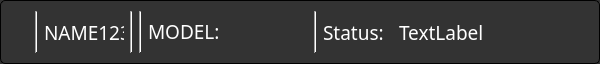
Qt form multibench/widgets/groupwidgetstatus.ui (IlyaZh/Maiman-MCBS) before a commit.
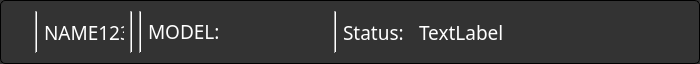
The same form after that commit.

Commit message: фикс дизайна статуса группы

What changed in the file:
```diff
--- a/multibench/widgets/groupwidgetstatus.ui
+++ b/multibench/widgets/groupwidgetstatus.ui
@@ -6,19 +6,19 @@
    <rect>
     <x>0</x>
     <y>0</y>
-    <width>600</width>
+    <width>700</width>
     <height>64</height>
    </rect>
   </property>
   <property name="sizePolicy">
-   <sizepolicy hsizetype="Minimum" vsizetype="Minimum">
+   <sizepolicy hsizetype="Maximum" vsizetype="Fixed">
     <horstretch>0</horstretch>
     <verstretch>0</verstretch>
    </sizepolicy>
   </property>
   <property name="maximumSize">
    <size>
-    <width>600</width>
+    <width>1000</width>
     <height>16777215</height>
    </size>
   </property>
@@ -120,14 +120,20 @@
    <item>
     <widget class="QLabel" name="modelLabel">
      <property name="sizePolicy">
-      <sizepolicy hsizetype="MinimumExpanding" vsizetype="Fixed">
+      <sizepolicy hsizetype="Fixed" vsizetype="Fixed">
        <horstretch>0</horstretch>
        <verstretch>0</verstretch>
       </sizepolicy>
      </property>
+     <property name="minimumSize">
+      <size>
+       <width>180</width>
+       <height>0</height>
+      </size>
+     </property>
      <property name="maximumSize">
       <size>
-       <width>160</width>
+       <width>180</width>
        <height>16777215</height>
       </size>
      </property>
```
Left out of the diff: 12 changed lines with no effect on the pictures. The commit also changes 4 other files.
